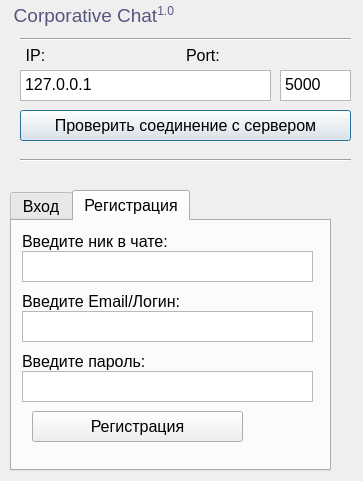
Old version of the form client/gui_client/gui_authentification_2.ui in the repository AloevArun/BorodaChat.
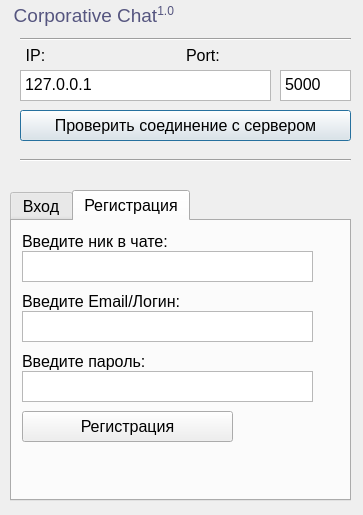
New version of the form. The open tabs and pages were chosen to show the change.

```diff
--- a/client/gui_client/gui_authentification_2.ui
+++ b/client/gui_client/gui_authentification_2.ui
@@ -7,7 +7,7 @@
     <x>0</x>
     <y>0</y>
     <width>363</width>
-    <height>481</height>
+    <height>515</height>
    </rect>
   </property>
   <property name="windowTitle">
@@ -179,8 +179,8 @@
     <rect>
      <x>10</x>
      <y>190</y>
-     <width>321</width>
-     <height>281</height>
+     <width>341</width>
+     <height>311</height>
     </rect>
    </property>
    <property name="font">
@@ -370,7 +370,7 @@
     <widget class="QPushButton" name="RegistButton">
      <property name="geometry">
       <rect>
-       <x>20</x>
+       <x>10</x>
        <y>190</y>
        <width>211</width>
        <height>31</height>
@@ -380,6 +380,22 @@
       <string>Регистрация</string>
      </property>
     </widget>
+    <widget class="QLabel" name="RegistStatusLabel">
+     <property name="geometry">
+      <rect>
+       <x>10</x>
+       <y>230</y>
+       <width>321</width>
+       <height>41</height>
+      </rect>
+     </property>
+     <property name="text">
+      <string/>
+     </property>
+     <property name="wordWrap">
+      <bool>true</bool>
+     </property>
+    </widget>
    </widget>
   </widget>
  </widget>
```
Left out of the diff: 2 changed lines with no effect on the pictures.
